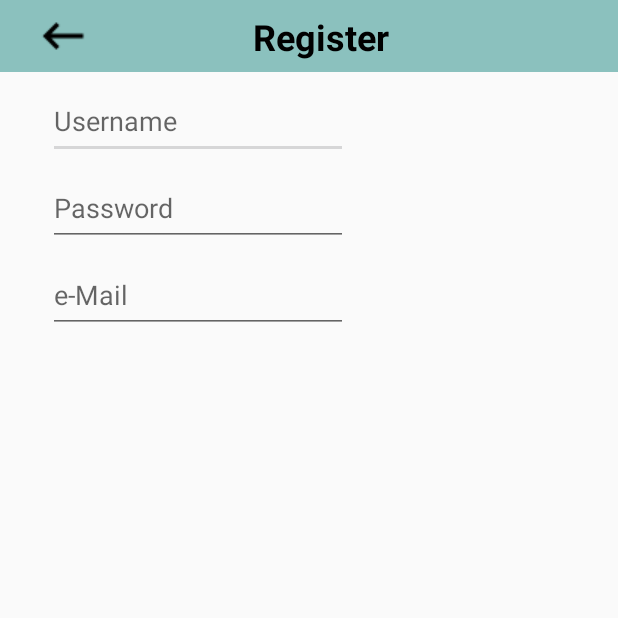
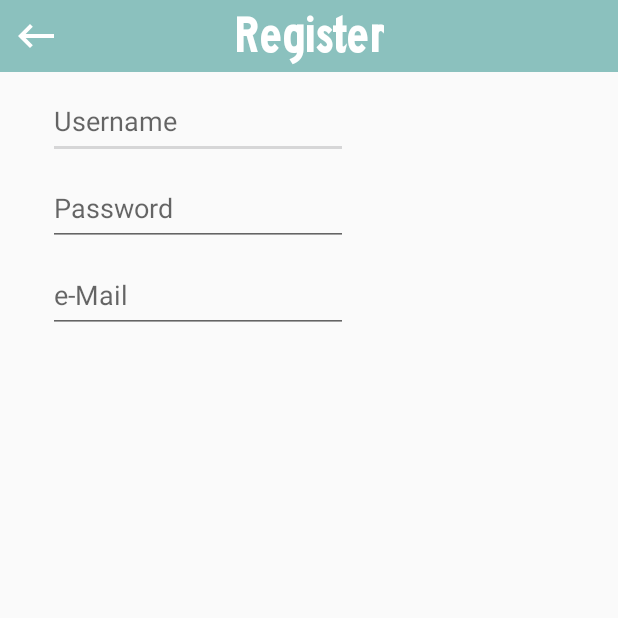
Before and after one commit to jordirubiralta/portalbdn, an Android app: the RegisterActivity screen opened directly, with no data from a screen before it, on a phone screen of 412 x 824 dp, the top half of it. Run offline under Robolectric (Android 15) with nearby library versions, the phone set to English and light mode, and no system bars; libraries missing offline, so code that uses them is left out: com.github.salomonbrys.kodein; 4 statements that could not run were skipped.

Commit message:
Edit toolbar

```diff
--- /dev/null
+++ b/app/src/main/res/drawable/ic_add.xml
@@ -0,0 +1,9 @@
+<vector xmlns:android="http://schemas.android.com/apk/res/android"
+    android:width="48dp"
+    android:height="48dp"
+    android:viewportWidth="24.0"
+    android:viewportHeight="24.0">
+    <path
+        android:fillColor="#FF000000"
+        android:pathData="M19,13h-6v6h-2v-6H5v-2h6V5h2v6h6v2z" />
+</vector>
--- /dev/null
+++ b/app/src/main/res/drawable/ic_back.xml
@@ -0,0 +1,9 @@
+<vector xmlns:android="http://schemas.android.com/apk/res/android"
+        android:width="24dp"
+        android:height="24dp"
+        android:viewportWidth="24.0"
+        android:viewportHeight="24.0">
+    <path
+        android:fillColor="#FF000000"
+        android:pathData="M21,11H6.83l3.58,-3.59L9,6l-6,6 6,6 1.41,-1.41L6.83,13H21z"/>
+</vector>
--- /dev/null
+++ b/app/src/main/res/drawable/ic_menu.xml
@@ -0,0 +1,9 @@
+<vector xmlns:android="http://schemas.android.com/apk/res/android"
+        android:width="48dp"
+        android:height="48dp"
+        android:viewportWidth="24.0"
+        android:viewportHeight="24.0">
+    <path
+        android:fillColor="#FF000000"
+        android:pathData="M3,18h18v-2L3,16v2zM3,13h18v-2L3,11v2zM3,6v2h18L21,6L3,6z"/>
+</vector>
--- a/app/src/main/res/layout/view_toolbar.xml
+++ b/app/src/main/res/layout/view_toolbar.xml
@@ -1,6 +1,7 @@
 <?xml version="1.0" encoding="utf-8"?>
-<android.support.v7.widget.Toolbar xmlns:android="http://schemas.android.com/apk/res/android"
+<android.support.constraint.ConstraintLayout xmlns:android="http://schemas.android.com/apk/res/android"
     xmlns:app="http://schemas.android.com/apk/res-auto"
+    xmlns:tools="http://schemas.android.com/tools"
     android:id="@+id/toolbar"
     android:layout_width="match_parent"
     android:layout_height="48dp"
@@ -10,57 +11,64 @@
 
     <android.support.constraint.ConstraintLayout
         android:layout_width="match_parent"
-            android:layout_height="match_parent"
-            android:paddingStart="-8dp">
+        android:layout_height="match_parent">
 
         <ImageView
             android:id="@+id/bt_menu"
-                    android:layout_width="wrap_content"
-                    android:layout_height="wrap_content"
+            android:layout_width="@dimen/toolbar_icon"
+            android:layout_height="@dimen/toolbar_icon"
+            android:paddingStart="@dimen/toolbar_icon_padding"
+            android:paddingEnd="@dimen/toolbar_icon_padding"
             android:src="@drawable/ic_menu"
+            android:tint="@color/white"
+            app:layout_constraintBottom_toBottomOf="parent"
             app:layout_constraintStart_toStartOf="parent"
-                    app:layout_constraintTop_toTopOf="parent"
-                    app:layout_constraintBottom_toBottomOf="parent"
-                    android:paddingHorizontal="8dp"/>
+            app:layout_constraintTop_toTopOf="parent" />
 
         <ImageView
             android:id="@+id/bt_back"
-                    android:layout_width="wrap_content"
-                    android:layout_height="wrap_content"
+            android:layout_width="@dimen/toolbar_icon"
+            android:layout_height="@dimen/toolbar_icon"
+            android:paddingStart="@dimen/toolbar_icon_padding"
+            android:paddingEnd="@dimen/toolbar_icon_padding"
             android:src="@drawable/ic_back"
+            android:tint="@color/white"
+            android:visibility="gone"
+            app:layout_constraintBottom_toBottomOf="parent"
             app:layout_constraintStart_toStartOf="parent"
-                    app:layout_constraintTop_toTopOf="parent"
-                    app:layout_constraintBottom_toBottomOf="parent"
-                    android:paddingHorizontal="8dp"
-                    android:visibility="gone"/>
+            app:layout_constraintTop_toTopOf="parent" />
 
         <ImageView
             android:id="@+id/bt_add"
-                    android:layout_width="wrap_content"
-                    android:layout_height="wrap_content"
+            android:layout_width="@dimen/toolbar_icon"
+            android:layout_height="@dimen/toolbar_icon"
+            android:paddingStart="@dimen/toolbar_icon_padding"
+            android:paddingEnd="@dimen/toolbar_icon_padding"
             android:src="@drawable/ic_add"
+            android:tint="@color/white"
+            android:visibility="gone"
+            app:layout_constraintBottom_toBottomOf="parent"
             app:layout_constraintEnd_toEndOf="parent"
-                    app:layout_constraintTop_toTopOf="parent"
-                    app:layout_constraintBottom_toBottomOf="parent"
-                    android:paddingHorizontal="8dp"
-                    android:visibility="gone"/>
+            app:layout_constraintTop_toTopOf="parent" />
 
         <TextView
             android:id="@+id/toolbar_title"
-                    android:orientation="horizontal"
             android:layout_width="wrap_content"
             android:layout_height="wrap_content"
+            android:layout_gravity="center_horizontal"
             android:layout_margin="8dp"
-                    android:layout_gravity="center_horizontal"
+            android:fontFamily="@font/highwaygothicnarrow"
+            android:orientation="horizontal"
+            android:textColor="@color/white"
+            android:textSize="@dimen/login_title"
+            android:textStyle="bold"
+            android:visibility="visible"
+            app:layout_constraintBottom_toBottomOf="parent"
             app:layout_constraintEnd_toEndOf="parent"
             app:layout_constraintStart_toStartOf="parent"
             app:layout_constraintTop_toTopOf="parent"
-                    app:layout_constraintBottom_toBottomOf="parent"
-                    android:visibility="visible"
-                    android:textStyle="bold"
-                    android:textSize="24sp"
-                    android:textColor="@color/black"/>
+            tools:text="Toolbar" />
 
     </android.support.constraint.ConstraintLayout>
 
-</android.support.v7.widget.Toolbar>
+</android.support.constraint.ConstraintLayout>
--- a/app/src/main/res/values/dimens.xml
+++ b/app/src/main/res/values/dimens.xml
@@ -22,4 +22,10 @@
     <dimen name="button_padding_vertical">16dp</dimen>
     <dimen name="dimen_4">4dp</dimen>
     <dimen name="dimen_8">8dp</dimen>
+    <dimen name="toolbar_icon_padding">8dp</dimen>
+    <dimen name="toolbar_icon">48dp</dimen>
+
+
+    <!--    TOOLBAR-->
+
 </resources>
```
Also changed, not shown: app/src/main/res/drawable/ic_add.png (deleted), app/src/main/res/drawable/ic_back.png (deleted), app/src/main/res/drawable/ic_menu.png (deleted). Lines whose indentation alone changed are shown as unchanged.
